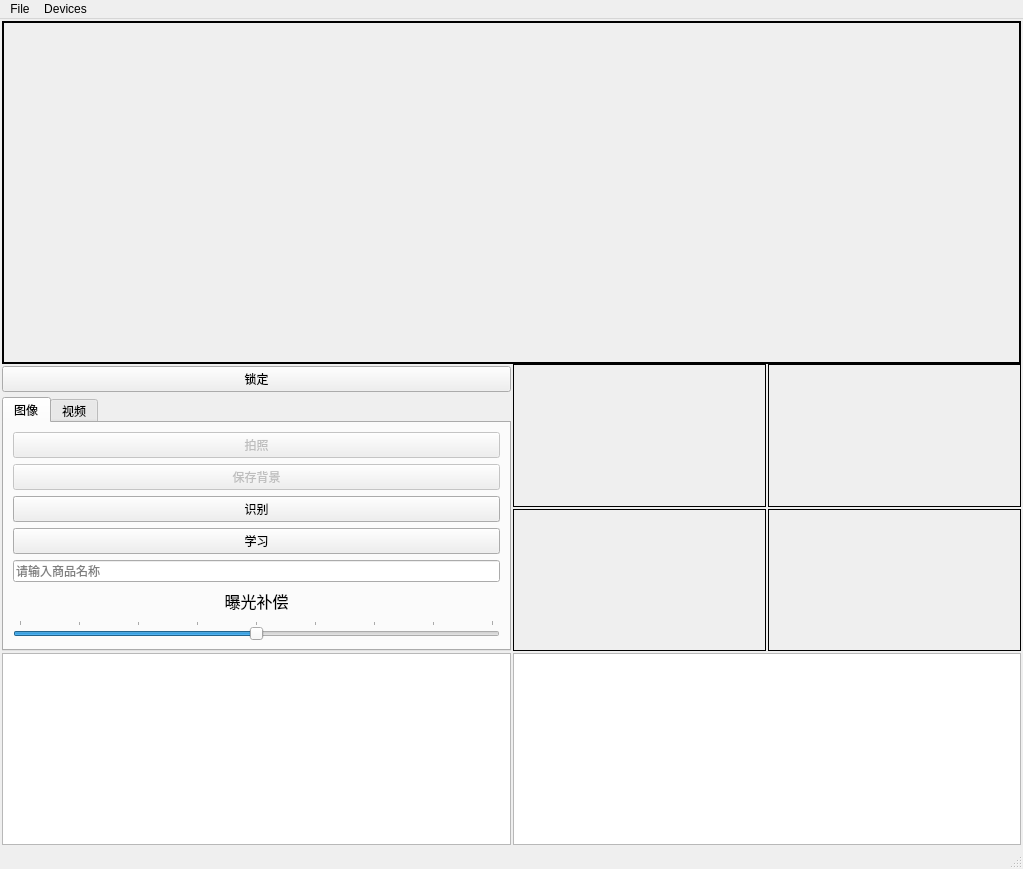
Above: camera.ui from wyc-go-for-it/qtforcamera before the change. Below: the same form after it.
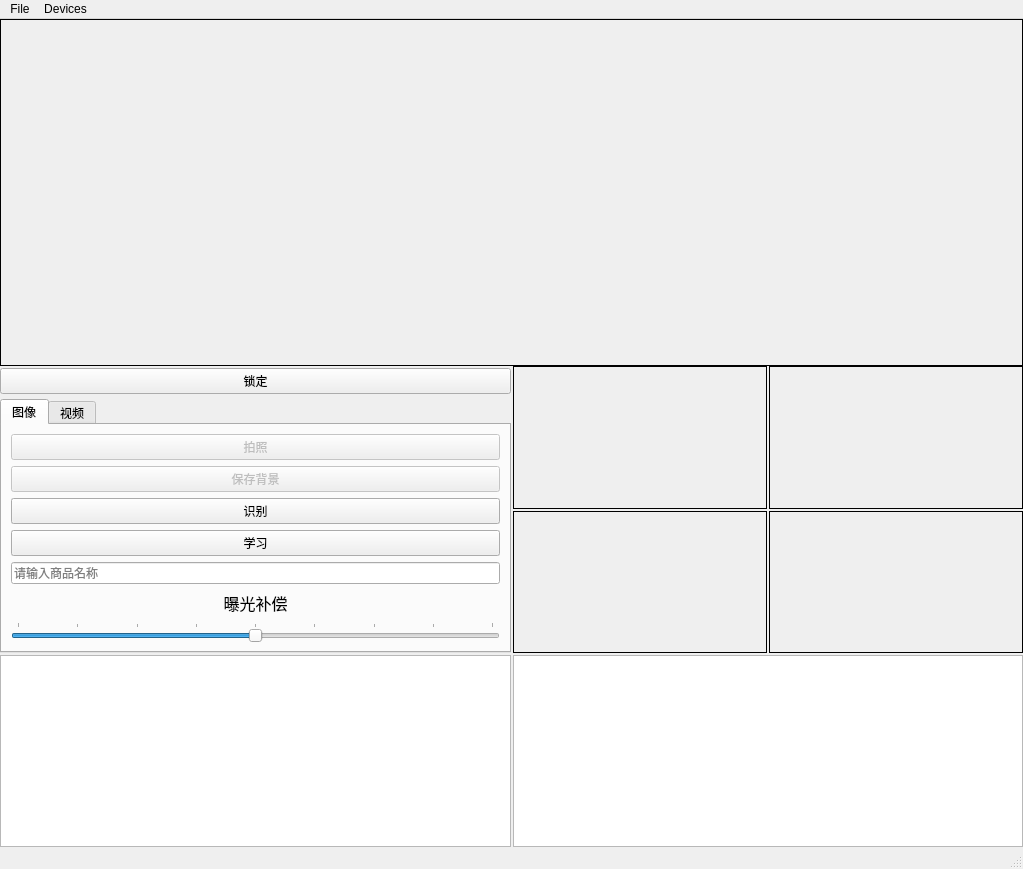
That is the form after the change.

Diff of the .ui file:
```diff
--- a/camera.ui
+++ b/camera.ui
@@ -16,16 +16,16 @@
   <widget class="QWidget" name="centralwidget">
    <layout class="QGridLayout" name="gridLayout_3" rowstretch="2,0,0,0" columnstretch="0,0,0,0">
     <property name="leftMargin">
-     <number>2</number>
+     <number>0</number>
     </property>
     <property name="topMargin">
-     <number>2</number>
+     <number>0</number>
     </property>
     <property name="rightMargin">
-     <number>2</number>
+     <number>0</number>
     </property>
     <property name="bottomMargin">
-     <number>2</number>
+     <number>0</number>
     </property>
     <property name="spacing">
      <number>2</number>
@@ -445,7 +445,7 @@
        </palette>
       </property>
       <property name="frameShape">
-       <enum>QFrame::Box</enum>
+       <enum>QFrame::NoFrame</enum>
       </property>
       <property name="currentIndex">
        <number>1</number>
```
